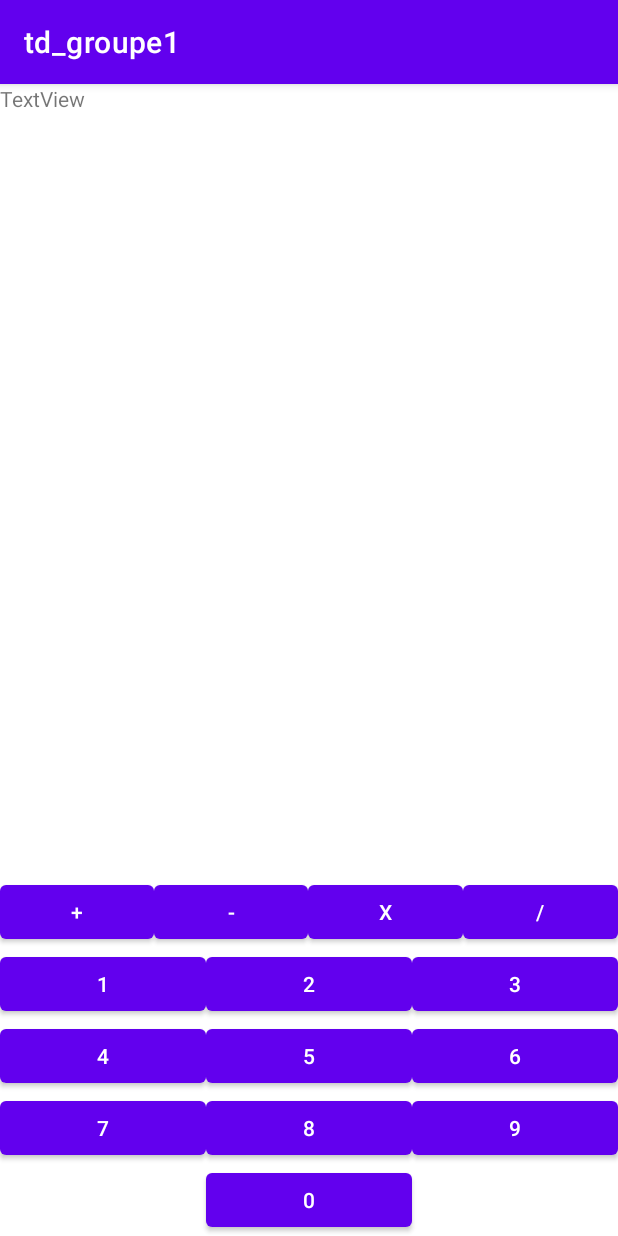
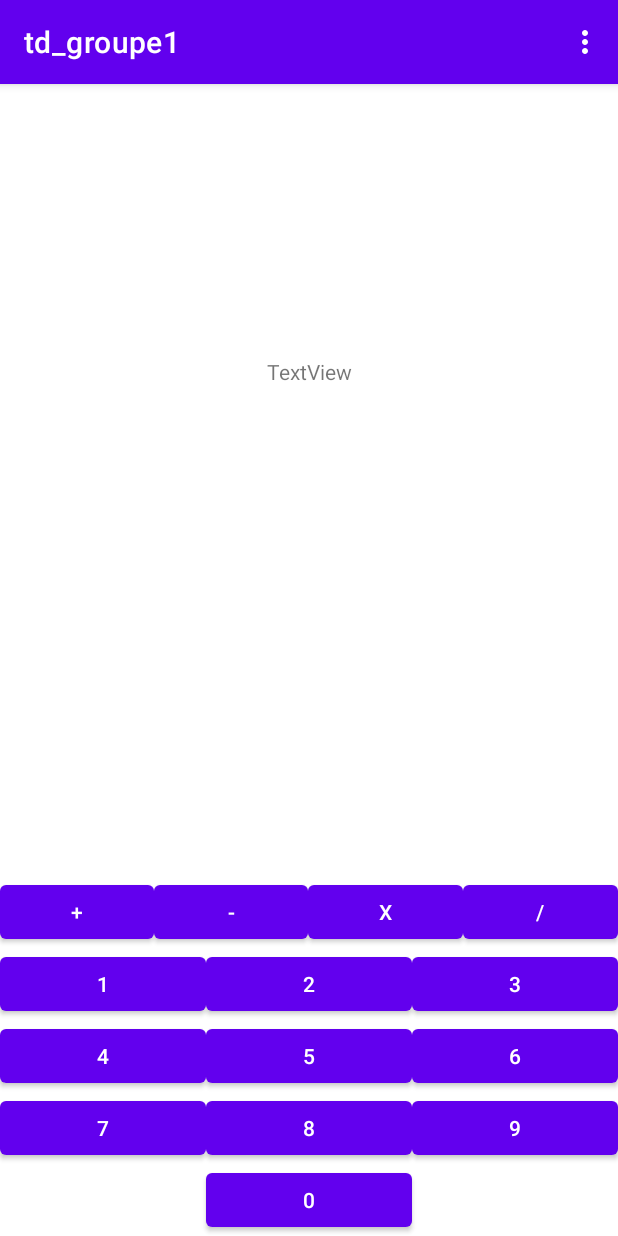
Before and after one commit to GerardJerome/td_groupe1, an Android app: the CalculActivity screen opened directly, with no data from a screen before it, on a phone screen of 412 x 824 dp. Run offline under Robolectric (Android 15) with nearby library versions, the phone set to English and light mode, and no system bars.

Commit message:
seance 14/02

```diff
--- a/app/src/main/java/com/example/td_groupe1/CalculActivity.java
+++ b/app/src/main/java/com/example/td_groupe1/CalculActivity.java
@@ -3,12 +3,86 @@ package com.example.td_groupe1;
 import androidx.appcompat.app.AppCompatActivity;
 
 import android.os.Bundle;
+import android.view.Menu;
+import android.view.MenuInflater;
+import android.view.MenuItem;
+import android.widget.Button;
+import android.widget.TextView;
 
 public class CalculActivity extends AppCompatActivity {
+
+    private String calcul ="";
+    private TextView textViewCalcul;
+    private Button buttonOne;
+    private Button buttonTwo;
+    private Button buttonThree;
+    private Button buttonFour;
+    private Button buttonFive;
+    private Button buttonSix;
+    private Button buttonSeven;
+    private Button buttonEight;
+    private Button buttonNine;
+    private Button buttonPlus;
+    private Button buttonSubstract;
+    private Button buttonMultiply;
+    private Button buttonDivide;
+    private Button buttonZero;
 
     @Override
     protected void onCreate(Bundle savedInstanceState) {
         super.onCreate(savedInstanceState);
         setContentView(R.layout.activity_calcul);
+        textViewCalcul = findViewById(R.id.textViewCalcul);
+        buttonOne = findViewById(R.id.button_1);
+        buttonOne.setOnClickListener(view -> ajouterCharactere("1"));
+        buttonTwo = findViewById(R.id.button_2);
+        buttonTwo.setOnClickListener(view -> ajouterCharactere("2"));
+        buttonThree = findViewById(R.id.button_3);
+        buttonThree.setOnClickListener(view -> ajouterCharactere("3"));
+        buttonFour = findViewById(R.id.button_4);
+        buttonFour.setOnClickListener(view -> ajouterCharactere("4"));
+        buttonFive = findViewById(R.id.button_5);
+        buttonFive.setOnClickListener(view -> ajouterCharactere("5"));
+        buttonSix = findViewById(R.id.button_6);
+        buttonSix.setOnClickListener(view -> ajouterCharactere("6"));
+        buttonSeven = findViewById(R.id.button_7);
+        buttonSeven.setOnClickListener(view -> ajouterCharactere("7"));
+        buttonEight = findViewById(R.id.button_8);
+        buttonEight.setOnClickListener(view -> ajouterCharactere("8"));
+        buttonNine = findViewById(R.id.button_9);
+        buttonNine.setOnClickListener(view -> ajouterCharactere("9"));
+        buttonPlus = findViewById(R.id.button_plus);
+        buttonPlus.setOnClickListener(view -> ajouterCharactere(" + "));
+        buttonSubstract = findViewById(R.id.button_substract);
+        buttonSubstract.setOnClickListener(view -> ajouterCharactere(" - "));
+        buttonDivide = findViewById(R.id.button_divide);
+        buttonDivide.setOnClickListener(view -> ajouterCharactere(" / "));
+        buttonMultiply = findViewById(R.id.button_multiply);
+        buttonMultiply.setOnClickListener(view -> ajouterCharactere(" x "));
+        buttonZero = findViewById(R.id.button_0);
+        buttonZero.setOnClickListener(view -> ajouterCharactere("0"));
+
+
+
+    }
+
+    private boolean ajouterCharactere(String charactereAAjouter){
+        calcul+=charactereAAjouter;
+        textViewCalcul.setText(calcul);
+        return true;
+    }
+
+
+    @Override
+    public boolean onCreateOptionsMenu(Menu menu) {
+        MenuInflater menuInflater = getMenuInflater();
+        menuInflater.inflate(R.menu.toolbar, menu);
+        MenuItem boutonNetoyer = menu.findItem(R.id.toolbar_nettoyer);
+        boutonNetoyer.setOnMenuItemClickListener(view -> {
+            calcul = "";
+            textViewCalcul.setText("");
+            return true;
+        });
+        return super.onCreateOptionsMenu(menu);
     }
 }
--- a/app/src/main/java/com/example/td_groupe1/MainActivity.java
+++ b/app/src/main/java/com/example/td_groupe1/MainActivity.java
@@ -2,13 +2,23 @@ package com.example.td_groupe1;
 
 import androidx.appcompat.app.AppCompatActivity;
 
+import android.content.Intent;
 import android.os.Bundle;
+import android.view.View;
+import android.widget.Button;
 
 public class MainActivity extends AppCompatActivity {
+
+    private Button boutonCalcul;
 
     @Override
     protected void onCreate(Bundle savedInstanceState) {
         super.onCreate(savedInstanceState);
         setContentView(R.layout.activity_main);
+        boutonCalcul = findViewById(R.id.boutonBonjour);
+        boutonCalcul.setOnClickListener(view -> {
+            Intent intent = new Intent(MainActivity.this,CalculActivity.class);
+            startActivity(intent);
+        });
     }
 }
--- a/app/src/main/res/layout/activity_calcul.xml
+++ b/app/src/main/res/layout/activity_calcul.xml
@@ -14,10 +14,11 @@
         >
 
         <TextView
-            android:id="@+id/textView"
+            android:id="@+id/textViewCalcul"
             android:layout_width="match_parent"
             android:layout_height="match_parent"
             android:layout_weight="1"
+            android:gravity="center"
             android:text="TextView" />
 
         <LinearLayout
@@ -33,28 +34,28 @@
                 android:orientation="horizontal">
 
                 <Button
-                    android:id="@+id/button3"
+                    android:id="@+id/button_plus"
                     android:layout_width="wrap_content"
                     android:layout_height="wrap_content"
                     android:layout_weight="1"
                     android:text="@string/button_plus_text" />
 
                 <Button
-                    android:id="@+id/button4"
+                    android:id="@+id/button_substract"
                     android:layout_width="wrap_content"
                     android:layout_height="wrap_content"
                     android:layout_weight="1"
                     android:text="@string/button_substract_text" />
 
                 <Button
-                    android:id="@+id/button5"
+                    android:id="@+id/button_multiply"
                     android:layout_width="wrap_content"
                     android:layout_height="wrap_content"
                     android:layout_weight="1"
                     android:text="@string/button_multiply_text" />
 
                 <Button
-                    android:id="@+id/button6"
+                    android:id="@+id/button_divide"
                     android:layout_width="wrap_content"
                     android:layout_height="wrap_content"
                     android:layout_weight="1"
@@ -67,21 +68,21 @@
                 android:orientation="horizontal">
 
                 <Button
-                    android:id="@+id/button7"
+                    android:id="@+id/button_1"
                     android:layout_width="wrap_content"
                     android:layout_height="wrap_content"
                     android:layout_weight="1"
                     android:text="@string/button_1_text" />
 
                 <Button
-                    android:id="@+id/button8"
+                    android:id="@+id/button_2"
                     android:layout_width="wrap_content"
                     android:layout_height="wrap_content"
                     android:layout_weight="1"
                     android:text="@string/button_2_text" />
 
                 <Button
-                    android:id="@+id/button9"
+                    android:id="@+id/button_3"
                     android:layout_width="wrap_content"
                     android:layout_height="wrap_content"
                     android:layout_weight="1"
@@ -94,21 +95,21 @@
                 android:orientation="horizontal">
 
                 <Button
-                    android:id="@+id/button10"
+                    android:id="@+id/button_4"
                     android:layout_width="wrap_content"
                     android:layout_height="wrap_content"
                     android:layout_weight="1"
                     android:text="@string/button_4_text" />
 
                 <Button
-                    android:id="@+id/button11"
+                    android:id="@+id/button_5"
                     android:layout_width="wrap_content"
                     android:layout_height="wrap_content"
                     android:layout_weight="1"
                     android:text="@string/button_5_text" />
 
                 <Button
-                    android:id="@+id/button12"
+                    android:id="@+id/button_6"
                     android:layout_width="wrap_content"
                     android:layout_height="wrap_content"
                     android:layout_weight="1"
@@ -121,21 +122,21 @@
                 android:orientation="horizontal">
 
                 <Button
-                    android:id="@+id/button13"
+                    android:id="@+id/button_7"
                     android:layout_width="wrap_content"
                     android:layout_height="wrap_content"
                     android:layout_weight="1"
                     android:text="@string/button_7_text" />
 
                 <Button
-                    android:id="@+id/button14"
+                    android:id="@+id/button_8"
                     android:layout_width="wrap_content"
                     android:layout_height="wrap_content"
                     android:layout_weight="1"
                     android:text="@string/button_8_text" />
 
                 <Button
-                    android:id="@+id/button15"
+                    android:id="@+id/button_9"
                     android:layout_width="wrap_content"
                     android:layout_height="wrap_content"
                     android:layout_weight="1"
@@ -153,7 +154,7 @@
                     android:layout_weight="1" />
 
                 <Button
-                    android:id="@+id/button16"
+                    android:id="@+id/button_0"
                     android:layout_width="match_parent"
                     android:layout_height="wrap_content"
                     android:layout_weight="1"
--- a/app/src/main/res/layout/activity_main.xml
+++ b/app/src/main/res/layout/activity_main.xml
@@ -14,7 +14,7 @@
         app:layout_constraintTop_toTopOf="parent">
 
         <Button
-            android:id="@+id/button"
+            android:id="@+id/boutonBonjour"
             android:layout_width="match_parent"
             android:layout_height="wrap_content"
             android:text="@string/text_bouton_calcul" />
--- /dev/null
+++ b/app/src/main/res/menu/toolbar.xml
@@ -0,0 +1,7 @@
+<?xml version="1.0" encoding="utf-8"?>
+<menu xmlns:app="http://schemas.android.com/apk/res-auto"
+    xmlns:android="http://schemas.android.com/apk/res/android">
+    <item
+        android:id="@+id/toolbar_nettoyer"
+        android:title="@string/toolbar_nettoyer_text" />
+</menu>
--- a/app/src/main/res/values/strings.xml
+++ b/app/src/main/res/values/strings.xml
@@ -16,4 +16,5 @@
     <string name ="button_substract_text" translatable="false">-</string>
     <string name="button_divide_text" translatable="false">/</string>
     <string name="button_multiply_text" translatable="false">x</string>
+    <string name= "toolbar_nettoyer_text"> Nettoyer</string>
 </resources>
```
Also changed, not shown: 1 other file.
